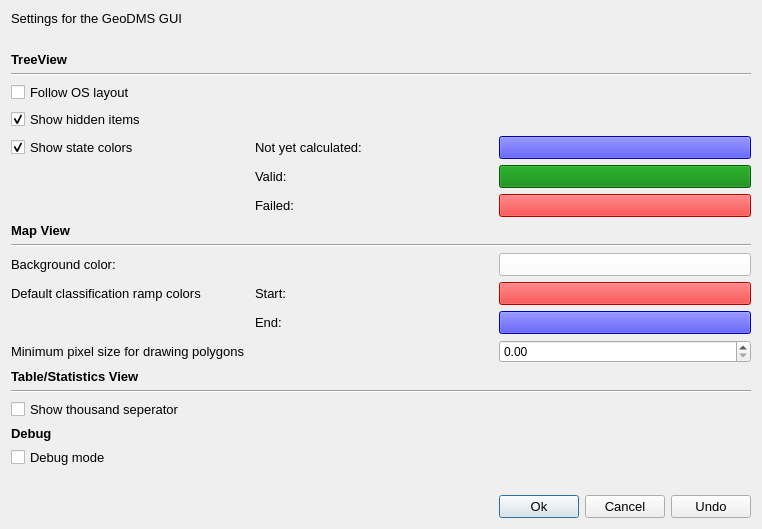
Before: the Qt Designer form qtgui/exe/res/ui/DmsGuiOptionsWindow.ui in ObjectVision/GeoDMS, drawn with Qt 5.
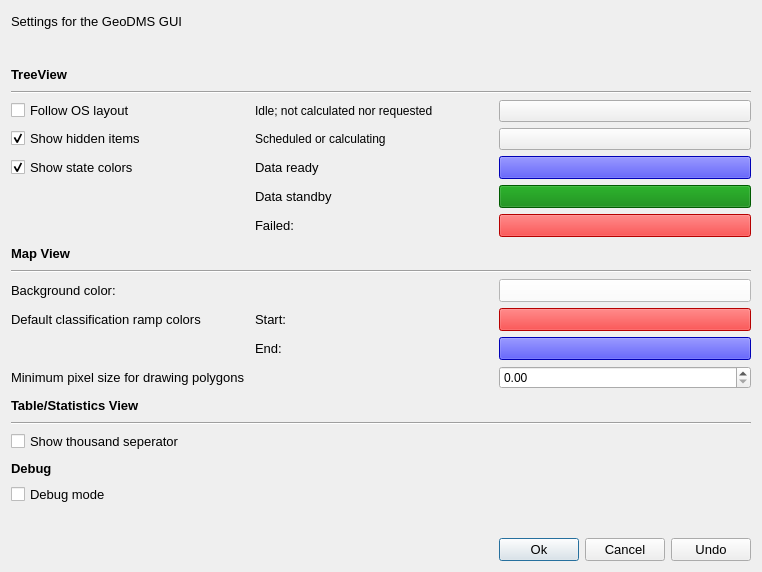
After: the same form once the commit is applied.

Commit message: Changed TreeView coloring - background: process status (scheduled, ready, standby, failed) - text color: source - storage badges (storable, storred, loadable, loaded) - validation badges (validated, validation failed) Changed signature of Operator::CalcResult

Patch:
```diff
--- a/qtgui/exe/res/ui/DmsGuiOptionsWindow.ui
+++ b/qtgui/exe/res/ui/DmsGuiOptionsWindow.ui
@@ -7,7 +7,7 @@
     <x>0</x>
     <y>0</y>
     <width>762</width>
-    <height>517</height>
+    <height>572</height>
    </rect>
   </property>
   <property name="sizePolicy">
@@ -288,7 +288,7 @@
         </font>
        </property>
        <property name="text">
-        <string>Valid:</string>
+        <string>Data standby</string>
        </property>
       </widget>
      </item>
@@ -448,7 +448,7 @@
         </font>
        </property>
        <property name="text">
-        <string>Not yet calculated:</string>
+        <string>Data ready</string>
        </property>
       </widget>
      </item>
@@ -490,6 +490,34 @@
        </property>
       </widget>
      </item>
+     <item row="6" column="3">
+      <widget class="QPushButton" name="m_idle_color_ti_button">
+       <property name="text">
+        <string/>
+       </property>
+      </widget>
+     </item>
+     <item row="7" column="3">
+      <widget class="QPushButton" name="m_scheduled_color_ti_button">
+       <property name="text">
+        <string/>
+       </property>
+      </widget>
+     </item>
+     <item row="6" column="2">
+      <widget class="QLabel" name="lbl_NotCalculated">
+       <property name="text">
+        <string>Idle; not calculated nor requested</string>
+       </property>
+      </widget>
+     </item>
+     <item row="7" column="2">
+      <widget class="QLabel" name="lbl_scheduled">
+       <property name="text">
+        <string>Scheduled or calculating</string>
+       </property>
+      </widget>
+     </item>
     </layout>
    </item>
   </layout>
```
Left out of the diff: 4 changed lines with no effect on the pictures. The commit also changes 30 other files.
